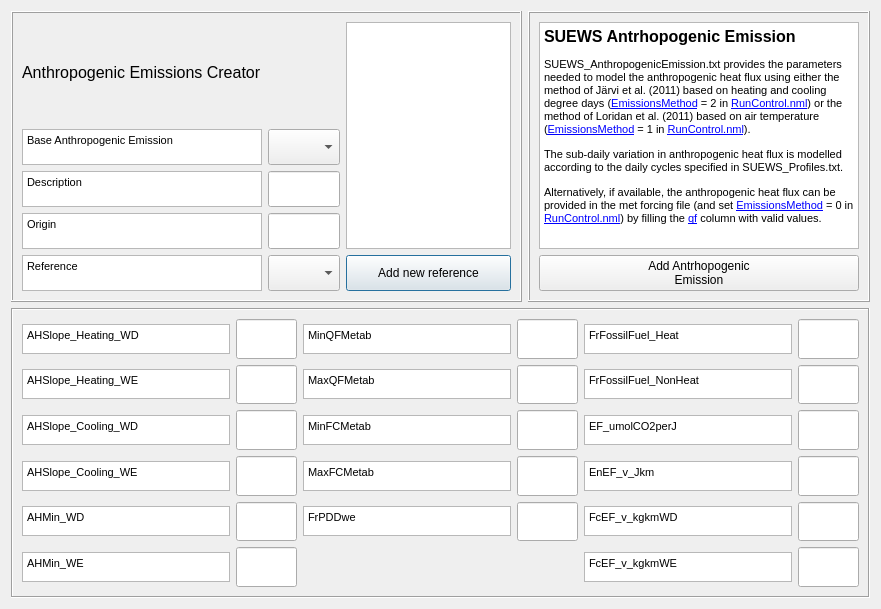
Old version of the form tabs/anthropogenic_emission_tab.ui in the repository gusbacos/suews_database_manager.
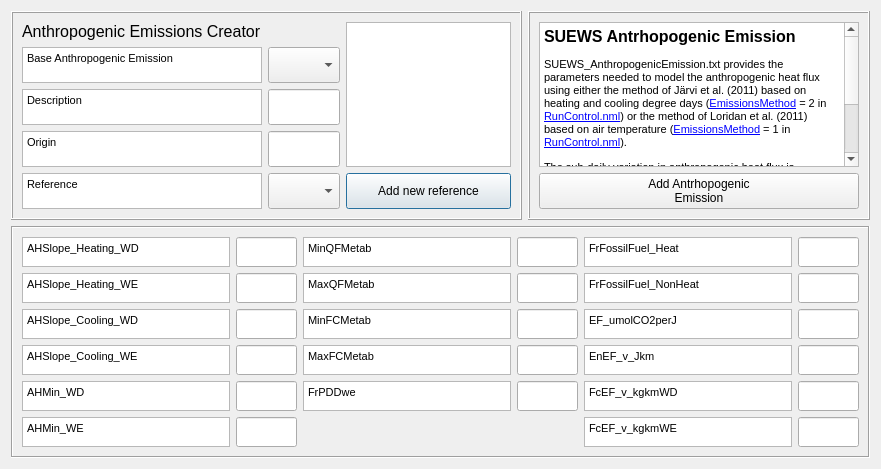
New version of the form. Custom widgets are drawn as their Qt base class.

Commit message: updates in reclssifier Spartacus and Anthropogenic emissions

Patch:
```diff
--- a/tabs/anthropogenic_emission_tab.ui
+++ b/tabs/anthropogenic_emission_tab.ui
@@ -7,7 +7,7 @@
     <x>0</x>
     <y>0</y>
     <width>881</width>
-    <height>609</height>
+    <height>465</height>
    </rect>
   </property>
   <property name="sizePolicy">
@@ -356,6 +356,12 @@
           <height>30</height>
          </size>
         </property>
+        <property name="maximumSize">
+         <size>
+          <width>16777215</width>
+          <height>30</height>
+         </size>
+        </property>
        </widget>
       </item>
       <item row="1" column="4">
@@ -487,7 +493,7 @@
        </widget>
       </item>
       <item row="0" column="3">
-       <widget class="QLineEdit" name="lineEdit_17">
+       <widget class="QLineEdit" name="lineEdit_7">
         <property name="sizePolicy">
          <sizepolicy hsizetype="Expanding" vsizetype="Expanding">
           <horstretch>0</horstretch>
@@ -500,10 +506,16 @@
           <height>30</height>
          </size>
         </property>
+        <property name="maximumSize">
+         <size>
+          <width>16777215</width>
+          <height>30</height>
+         </size>
+        </property>
        </widget>
       </item>
       <item row="1" column="2">
-       <widget class="QTextBrowser" name="textBrowser_18">
+       <widget class="QTextBrowser" name="textBrowser_8">
         <property name="sizePolicy">
          <sizepolicy hsizetype="Expanding" vsizetype="Expanding">
           <horstretch>0</horstretch>
@@ -535,7 +547,7 @@
        </widget>
       </item>
       <item row="3" column="1">
-       <widget class="QLineEdit" name="lineEdit_10">
+       <widget class="QLineEdit" name="lineEdit_4">
         <property name="sizePolicy">
          <sizepolicy hsizetype="Expanding" vsizetype="Expanding">
           <horstretch>0</horstretch>
@@ -548,10 +560,16 @@
           <height>30</height>
          </size>
         </property>
+        <property name="maximumSize">
+         <size>
+          <width>16777215</width>
+          <height>30</height>
+         </size>
+        </property>
        </widget>
       </item>
       <item row="3" column="2">
-       <widget class="QTextBrowser" name="textBrowser_20">
+       <widget class="QTextBrowser" name="textBrowser_10">
         <property name="sizePolicy">
          <sizepolicy hsizetype="Expanding" vsizetype="Expanding">
           <horstretch>0</horstretch>
@@ -583,7 +601,7 @@
        </widget>
       </item>
       <item row="5" column="5">
-       <widget class="QLineEdit" name="lineEdit_30">
+       <widget class="QLineEdit" name="lineEdit_17">
         <property name="sizePolicy">
          <sizepolicy hsizetype="Expanding" vsizetype="Expanding">
           <horstretch>0</horstretch>
@@ -596,6 +614,12 @@
           <height>30</height>
          </size>
         </property>
+        <property name="maximumSize">
+         <size>
+          <width>16777215</width>
+          <height>30</height>
+         </size>
+        </property>
        </widget>
       </item>
       <item row="2" column="5">
@@ -612,6 +636,12 @@
           <height>30</height>
          </size>
         </property>
+        <property name="maximumSize">
+         <size>
+          <width>16777215</width>
+          <height>30</height>
+         </size>
+        </property>
        </widget>
       </item>
       <item row="4" column="5">
@@ -628,10 +658,16 @@
           <height>30</height>
          </size>
         </property>
+        <property name="maximumSize">
+         <size>
+          <width>16777215</width>
+          <height>30</height>
+         </size>
+        </property>
        </widget>
       </item>
       <item row="2" column="2">
-       <widget class="QTextBrowser" name="textBrowser_19">
+       <widget class="QTextBrowser" name="textBrowser_9">
         <property name="sizePolicy">
          <sizepolicy hsizetype="Expanding" vsizetype="Expanding">
           <horstretch>0</horstretch>
@@ -676,10 +712,16 @@
           <height>30</height>
          </size>
         </property>
+        <property name="maximumSize">
+         <size>
+          <width>16777215</width>
+          <height>30</height>
+         </size>
+        </property>
        </widget>
       </item>
       <item row="0" column="4">
-       <widget class="QTextBrowser" name="textBrowser_22">
+       <widget class="QTextBrowser" name="textBrowser_12">
         <property name="sizePolicy">
          <sizepolicy hsizetype="Expanding" vsizetype="Expanding">
           <horstretch>0</horstretch>
@@ -711,7 +753,7 @@
        </widget>
       </item>
       <item row="4" column="0">
-       <widget class="QTextBrowser" name="textBrowser_11">
+       <widget class="QTextBrowser" name="textBrowser_5">
         <property name="sizePolicy">
          <sizepolicy hsizetype="Expanding" vsizetype="Expanding">
           <horstretch>0</horstretch>
@@ -743,7 +785,7 @@
        </widget>
       </item>
       <item row="4" column="1">
-       <widget class="QLineEdit" name="lineEdit_11">
+       <widget class="QLineEdit" name="lineEdit_5">
         <property name="sizePolicy">
          <sizepolicy hsizetype="Expanding" vsizetype="Expanding">
           <horstretch>0</horstretch>
@@ -756,10 +798,16 @@
           <height>30</height>
          </size>
         </property>
+        <property name="maximumSize">
+         <size>
+          <width>16777215</width>
+          <height>30</height>
+         </size>
+        </property>
        </widget>
       </item>
       <item row="0" column="2">
-       <widget class="QTextBrowser" name="textBrowser_17">
+       <widget class="QTextBrowser" name="textBrowser_7">
         <property name="sizePolicy">
          <sizepolicy hsizetype="Expanding" vsizetype="Expanding">
           <horstretch>0</horstretch>
@@ -791,7 +839,7 @@
        </widget>
       </item>
       <item row="1" column="3">
-       <widget class="QLineEdit" name="lineEdit_18">
+       <widget class="QLineEdit" name="lineEdit_8">
         <property name="sizePolicy">
          <sizepolicy hsizetype="Expanding" vsizetype="Expanding">
           <horstretch>0</horstretch>
@@ -804,10 +852,16 @@
           <height>30</height>
          </size>
         </property>
+        <property name="maximumSize">
+         <size>
+          <width>16777215</width>
+          <height>30</height>
+         </size>
+        </property>
        </widget>
       </item>
       <item row="5" column="4">
-       <widget class="QTextBrowser" name="textBrowser_27">
+       <widget class="QTextBrowser" name="textBrowser_17">
         <property name="sizePolicy">
          <sizepolicy hsizetype="Expanding" vsizetype="Expanding">
           <horstretch>0</horstretch>
@@ -839,7 +893,7 @@
        </widget>
       </item>
       <item row="3" column="0">
-       <widget class="QTextBrowser" name="textBrowser_10">
+       <widget class="QTextBrowser" name="textBrowser_4">
         <property name="sizePolicy">
          <sizepolicy hsizetype="Expanding" vsizetype="Expanding">
           <horstretch>0</horstretch>
@@ -871,7 +925,7 @@
        </widget>
       </item>
       <item row="2" column="1">
-       <widget class="QLineEdit" name="lineEdit_9">
+       <widget class="QLineEdit" name="lineEdit_3">
         <property name="sizePolicy">
          <sizepolicy hsizetype="Expanding" vsizetype="Expanding">
           <horstretch>0</horstretch>
@@ -884,10 +938,16 @@
           <height>30</height>
          </size>
         </property>
+        <property name="maximumSize">
+         <size>
+          <width>16777215</width>
+          <height>30</height>
+         </size>
+        </property>
        </widget>
       </item>
       <item row="0" column="5">
-       <widget class="QLineEdit" name="lineEdit_22">
+       <widget class="QLineEdit" name="lineEdit_12">
         <property name="sizePolicy">
          <sizepolicy hsizetype="Expanding" vsizetype="Expanding">
           <horstretch>0</horstretch>
@@ -900,10 +960,16 @@
           <height>30</height>
          </size>
         </property>
+        <property name="maximumSize">
+         <size>
+          <width>16777215</width>
+          <height>30</height>
+         </size>
+        </property>
        </widget>
       </item>
       <item row="1" column="1">
-       <widget class="QLineEdit" name="lineEdit_8">
+       <widget class="QLineEdit" name="lineEdit_2">
         <property name="sizePolicy">
          <sizepolicy hsizetype="Expanding" vsizetype="Expanding">
           <horstretch>0</horstretch>
@@ -916,10 +982,16 @@
           <height>30</height>
          </size>
         </property>
+        <property name="maximumSize">
+         <size>
+          <width>16777215</width>
+          <height>30</height>
+         </size>
+        </property>
        </widget>
       </item>
       <item row="2" column="0">
-       <widget class="QTextBrowser" name="textBrowser_9">
+       <widget class="QTextBrowser" name="textBrowser_3">
         <property name="sizePolicy">
          <sizepolicy hsizetype="Expanding" vsizetype="Expanding">
           <horstretch>0</horstretch>
@@ -951,7 +1023,7 @@
        </widget>
       </item>
       <item row="3" column="3">
-       <widget class="QLineEdit" name="lineEdit_20">
+       <widget class="QLineEdit" name="lineEdit_10">
         <property name="sizePolicy">
          <sizepolicy hsizetype="Expanding" vsizetype="Expanding">
           <horstretch>0</horstretch>
@@ -964,10 +1036,16 @@
           <height>30</height>
          </size>
         </property>
+        <property name="maximumSize">
+         <size>
+          <width>16777215</width>
+          <height>30</height>
+         </size>
+        </property>
        </widget>
       </item>
       <item row="1" column="0">
-       <widget class="QTextBrowser" name="textBrowser_8">
+       <widget class="QTextBrowser" name="textBrowser_2">
         <property name="sizePolicy">
          <sizepolicy hsizetype="Expanding" vsizetype="Expanding">
           <horstretch>0</horstretch>
@@ -999,7 +1077,7 @@
        </widget>
       </item>
       <item row="0" column="1">
-       <widget class="QLineEdit" name="lineEdit_7">
+       <widget class="QLineEdit" name="lineEdit_1">
         <property name="sizePolicy">
          <sizepolicy hsizetype="Expanding" vsizetype="Expanding">
           <horstretch>0</horstretch>
@@ -1012,10 +1090,16 @@
           <height>30</height>
          </size>
         </property>
+        <property name="maximumSize">
+         <size>
+          <width>16777215</width>
+          <height>30</height>
+         </size>
+        </property>
        </widget>
       </item>
       <item row="2" column="3">
-       <widget class="QLineEdit" name="lineEdit_19">
+       <widget class="QLineEdit" name="lineEdit_9">
         <property name="sizePolicy">
          <sizepolicy hsizetype="Expanding" vsizetype="Expanding">
           <horstretch>0</horstretch>
@@ -1028,10 +1112,16 @@
           <height>30</height>
          </size>
         </property>
+        <property name="maximumSize">
+         <size>
+          <width>16777215</width>
+          <height>30</height>
+         </size>
+        </property>
        </widget>
       </item>
       <item row="0" column="0">
-       <widget class="QTextBrowser" name="textBrowser_7">
+       <widget class="QTextBrowser" name="textBrowser_1">
         <property name="sizePolicy">
          <sizepolicy hsizetype="Expanding" vsizetype="Expanding">
           <horstretch>0</horstretch>
@@ -1063,7 +1153,7 @@
        </widget>
       </item>
       <item row="5" column="0">
-       <widget class="QTextBrowser" name="textBrowser_12">
+       <widget class="QTextBrowser" name="textBrowser_6">
         <property name="sizePolicy">
          <sizepolicy hsizetype="Expanding" vsizetype="Expanding">
           <horstretch>0</horstretch>
@@ -1095,7 +1185,7 @@
        </widget>
       </item>
       <item row="5" column="1">
-       <widget class="QLineEdit" name="lineEdit_12">
+       <widget class="QLineEdit" name="lineEdit_6">
         <property name="sizePolicy">
          <sizepolicy hsizetype="Expanding" vsizetype="Expanding">
           <horstretch>0</horstretch>
@@ -1108,10 +1198,16 @@
           <height>30</height>
          </size>
         </property>
+        <property name="maximumSize">
+         <size>
+          <width>16777215</width>
+          <height>30</height>
+         </size>
+        </property>
        </widget>
       </item>
       <item row="4" column="2">
-       <widget class="QTextBrowser" name="textBrowser_30">
+       <widget class="QTextBrowser" name="textBrowser_11">
         <property name="sizePolicy">
          <sizepolicy hsizetype="Expanding" vsizetype="Expanding">
           <horstretch>0</horstretch>
@@ -1143,7 +1239,7 @@
        </widget>
       </item>
       <item row="4" column="3">
-       <widget class="QLineEdit" name="lineEdit_27">
+       <widget class="QLineEdit" name="lineEdit_11">
         <property name="sizePolicy">
          <sizepolicy hsizetype="Expanding" vsizetype="Expanding">
           <horstretch>0</horstretch>
@@ -1156,6 +1252,12 @@
           <height>30</height>
          </size>
         </property>
+        <property name="maximumSize">
+         <size>
+          <width>16777215</width>
+          <height>30</height>
+         </size>
+        </property>
        </widget>
       </item>
      </layout>
```
Left out of the diff: 16 changed lines with no effect on the pictures. The commit also changes 8 other files.
